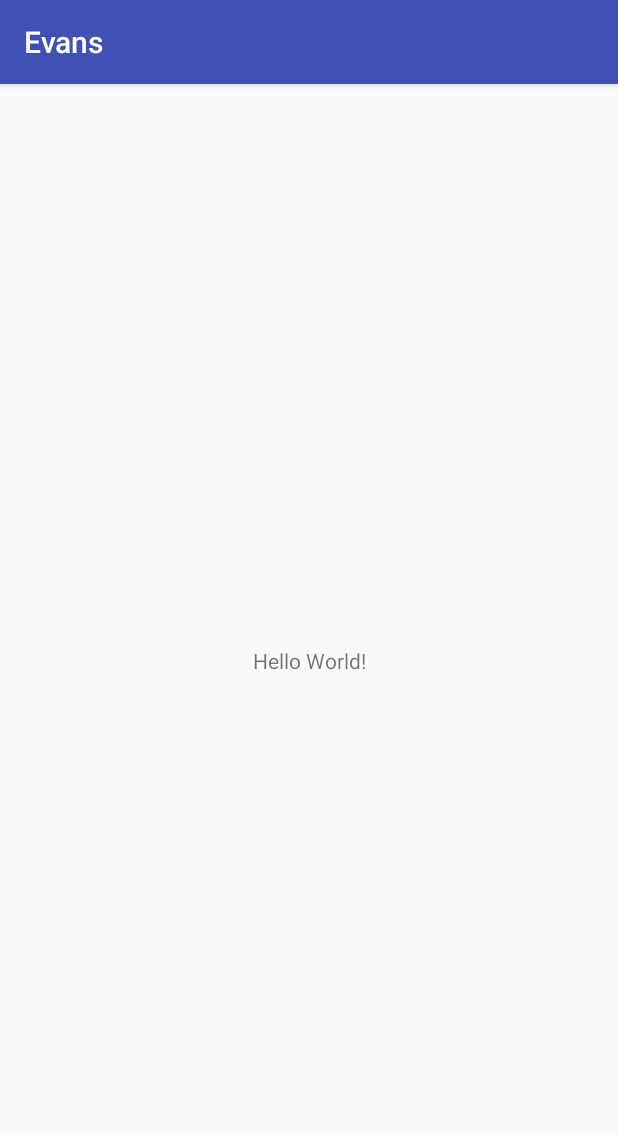
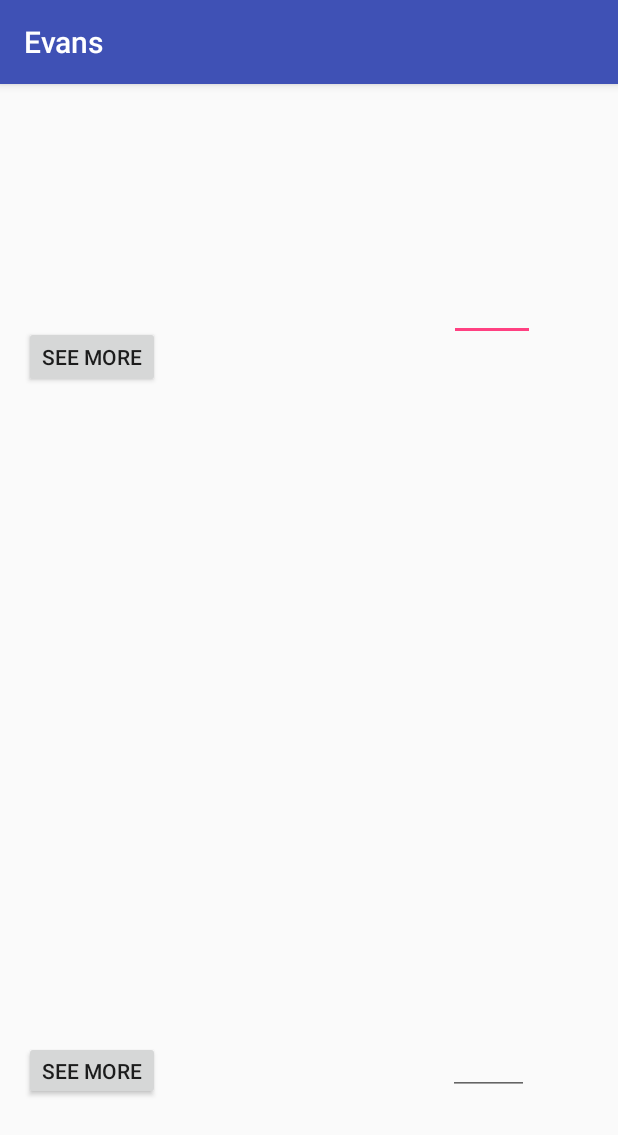
Before and after one commit to lillianbullock/Scheduling-app, an Android app: the screen it shows after launch (MainActivity), on a phone screen of 412 x 824 dp. Shown: the top 1135 px of the screen. Run offline under Robolectric (Android 15) with nearby library versions, the phone set to English and light mode, and no system bars.

Commit message:
Adding xml files Activity, display, edit, list screens

```diff
--- a/app/src/main/res/layout/activity_main.xml
+++ b/app/src/main/res/layout/activity_main.xml
@@ -6,13 +6,92 @@
     android:layout_height="match_parent"
     tools:context="com.example.evans.MainActivity">
 
-    <TextView
+    <ListView
+        android:id="@+id/LVAppointments"
+        android:layout_width="368dp"
+        android:layout_height="100dp"
+        android:layout_marginEnd="8dp"
+        android:layout_marginStart="8dp"
+        android:layout_marginTop="16dp"
+        app:layout_constraintEnd_toEndOf="parent"
+        app:layout_constraintHorizontal_bias="0.0"
+        app:layout_constraintLeft_toLeftOf="parent"
+        app:layout_constraintRight_toRightOf="parent"
+        app:layout_constraintStart_toStartOf="parent"
+        app:layout_constraintTop_toTopOf="parent" />
+
+    <ListView
+        android:id="@+id/LVGoals"
+        android:layout_width="368dp"
+        android:layout_height="100dp"
+        android:layout_marginBottom="144dp"
+        android:layout_marginEnd="8dp"
+        android:layout_marginStart="8dp"
+        app:layout_constraintBottom_toBottomOf="parent"
+        app:layout_constraintEnd_toEndOf="parent"
+        app:layout_constraintHorizontal_bias="0.0"
+        app:layout_constraintLeft_toLeftOf="parent"
+        app:layout_constraintRight_toRightOf="parent"
+        app:layout_constraintStart_toStartOf="parent" />
+
+    <Button
+        android:id="@+id/btnAppointment"
         android:layout_width="wrap_content"
-        android:layout_height="wrap_content"
-        android:text="Hello World!"
+        android:layout_height="41dp"
+        android:layout_marginBottom="8dp"
+        android:layout_marginLeft="16dp"
+        android:layout_marginTop="8dp"
+        android:text="@string/SeeMore"
+        app:layout_constraintBottom_toTopOf="@+id/LVGoals"
+        app:layout_constraintLeft_toLeftOf="parent"
+        app:layout_constraintTop_toBottomOf="@+id/LVAppointments"
+        app:layout_constraintVertical_bias="0.106" />
+
+    <Button
+        android:id="@+id/btnGoals"
+        android:layout_width="wrap_content"
+        android:layout_height="39dp"
+        android:layout_marginBottom="8dp"
+        android:layout_marginLeft="16dp"
+        android:layout_marginTop="8dp"
+        android:text="@string/SeeMore"
         app:layout_constraintBottom_toBottomOf="parent"
         app:layout_constraintLeft_toLeftOf="parent"
-        app:layout_constraintRight_toRightOf="parent"
-        app:layout_constraintTop_toTopOf="parent" />
+        app:layout_constraintTop_toBottomOf="@+id/LVGoals"
+        app:layout_constraintVertical_bias="0.067" />
+
+    <EditText
+        android:id="@+id/etA"
+        android:layout_width="57dp"
+        android:layout_height="31dp"
+        android:layout_marginBottom="8dp"
+        android:layout_marginEnd="8dp"
+        android:layout_marginStart="8dp"
+        android:layout_marginTop="24dp"
+        android:ems="10"
+        android:inputType="numberSigned"
+        app:layout_constraintBottom_toTopOf="@+id/LVGoals"
+        app:layout_constraintEnd_toEndOf="parent"
+        app:layout_constraintHorizontal_bias="0.795"
+        app:layout_constraintStart_toEndOf="@+id/btnAppointment"
+        app:layout_constraintTop_toBottomOf="@+id/LVAppointments"
+        app:layout_constraintVertical_bias="0.0" />
+
+    <EditText
+        android:id="@+id/etG"
+        android:layout_width="54dp"
+        android:layout_height="36dp"
+        android:layout_marginBottom="8dp"
+        android:layout_marginEnd="8dp"
+        android:layout_marginStart="8dp"
+        android:layout_marginTop="8dp"
+        android:ems="10"
+        android:inputType="numberSigned"
+        app:layout_constraintBottom_toBottomOf="parent"
+        app:layout_constraintEnd_toEndOf="parent"
+        app:layout_constraintHorizontal_bias="0.783"
+        app:layout_constraintStart_toEndOf="@+id/btnGoals"
+        app:layout_constraintTop_toBottomOf="@+id/LVGoals"
+        app:layout_constraintVertical_bias="0.065" />
 
 </android.support.constraint.ConstraintLayout>
--- a/app/src/main/res/values/strings.xml
+++ b/app/src/main/res/values/strings.xml
@@ -1,3 +1,8 @@
 <resources>
     <string name="app_name">Evans</string>
+    <string name="SeeMore">See More</string>
+    <string name="edit">Edit</string>
+    <string name="email">Email</string>
+    <string name="otherText">Other information: </string>
+    <string name="setApt">Set Appointment</string>
 </resources>
```
Also changed, not shown: app/src/main/res/layout/display_screen.xml (added, +35 -0 lines), app/src/main/res/layout/edit_screen.xml (added, +80 -0 lines), app/src/main/res/layout/list_screen.xml (added, +38 -0 lines).
